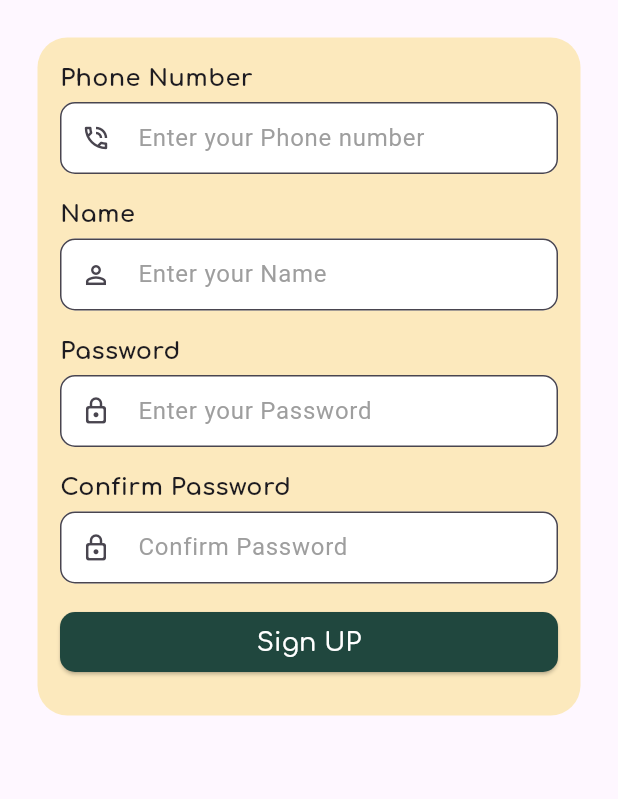
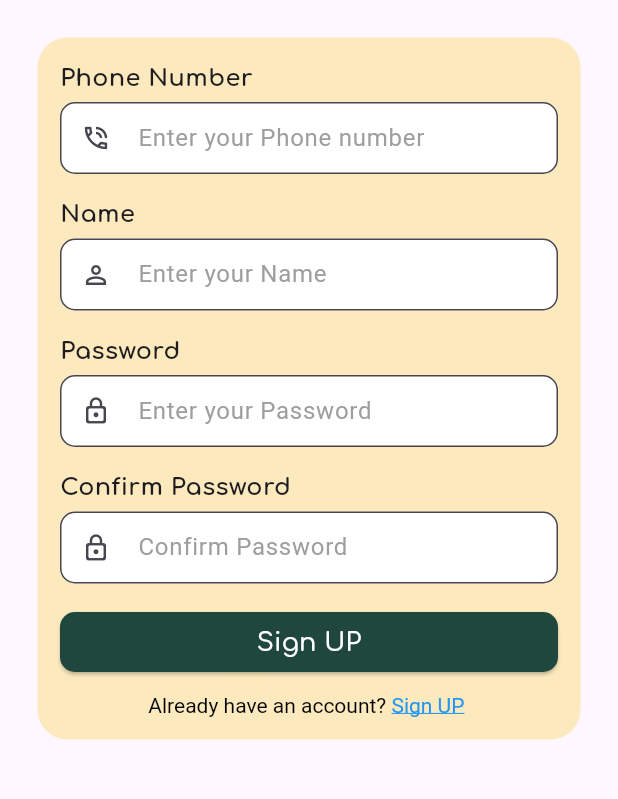
Before and after one commit to UncleTanto/shaghaf_room, a Flutter app: the screen it shows after launch, on a phone screen of 412 x 824 dp, the part 375-1174 px from its top. Run offline on Flutter 3.47's test engine with Material 3 defaults, Android fonts, the phone set to English and light mode, and no system bars; our stand-ins replace dio, go_router, google_fonts.

Commit message:
Edit register.dart

```diff
--- a/lib/feature/authenticator/presentation/views/register.dart
+++ b/lib/feature/authenticator/presentation/views/register.dart
@@ -1,3 +1,4 @@
+import 'package:flutter/gestures.dart';
 import 'package:flutter/material.dart';
 import 'package:google_fonts/google_fonts.dart';
 import 'package:shaghaf_room/core/utils/assets.dart';
@@ -5,6 +6,7 @@ import 'package:shaghaf_room/core/utils/constants.dart';
 import 'package:shaghaf_room/core/utils/style.dart';
 import 'package:shaghaf_room/feature/authenticator/presentation/views/widgets/ButtonTempl.dart';
 import 'package:shaghaf_room/feature/authenticator/presentation/views/widgets/textFormTempl.dart';
+
 
 //this class is still under implementation
 // I just added some code and one widget textFormImpli
@@ -83,9 +85,44 @@ class Register extends StatelessWidget {
                         iconInside: Icons.lock_outline_rounded,
                         showPassword: true),
 
+                    //instead of sized box I have added padding inside button
+                    const ButtonTempl(text: "Sign UP"),
+                    //  Row(
+                    //     mainAxisAlignment: MainAxisAlignment.center,
+                    //   children: [
+                    //     Text("Already have an account? "),
+                    //     InkWell(child: Text("Log in")),
 
-                    //instead of sized box I have added padding inside button
-                   ButtonTempl(text: "Sign UP")
+                    //   ],
+                    //  ),
+
+                    Center(
+                      child: RichText(
+                        text: TextSpan(
+                          children: [
+                            TextSpan(
+                              text: 'Already have an account? ',
+                              style: TextStyle(color: Colors.black),
+                            ),
+                            TextSpan(
+                              text: 'Sign UP ',
+                              style: TextStyle(
+                                  color: Colors.blue,
+                                  decoration: TextDecoration.underline),
+                              recognizer: TapGestureRecognizer()
+                                ..onTap = () async {
+                                  const url = 'https://your-url.com';
+                                  // if (await canLaunch(url)) {
+                                  //   await launch(url);
+                                  // } else {
+                                  //   throw 'Could not launch $url';
+                                  // }
+                                },
+                            ),
+                          ],
+                        ),
+                      ),
+                    )
                   ],
                 ),
               ),
--- a/lib/feature/authenticator/presentation/views/widgets/ButtonTempl.dart
+++ b/lib/feature/authenticator/presentation/views/widgets/ButtonTempl.dart
@@ -22,7 +22,7 @@ class ButtonTempl extends StatelessWidget {
               borderRadius: BorderRadius.circular(10),
             ),
           ),
-          child: Text('$text',style: Styles.comfortaa17,),
+          child: Text(text,style: Styles.comfortaa17,),
         ),
       ),
     );
--- a/lib/main.dart
+++ b/lib/main.dart
@@ -1,5 +1,6 @@
 import 'package:flutter/material.dart';
 import 'package:shaghaf_room/feature/authenticator/presentation/views/register.dart';
+import 'package:shaghaf_room/feature/splashscreen/presentation/view/splashscreen.dart';
 
 
 void main() {
```
